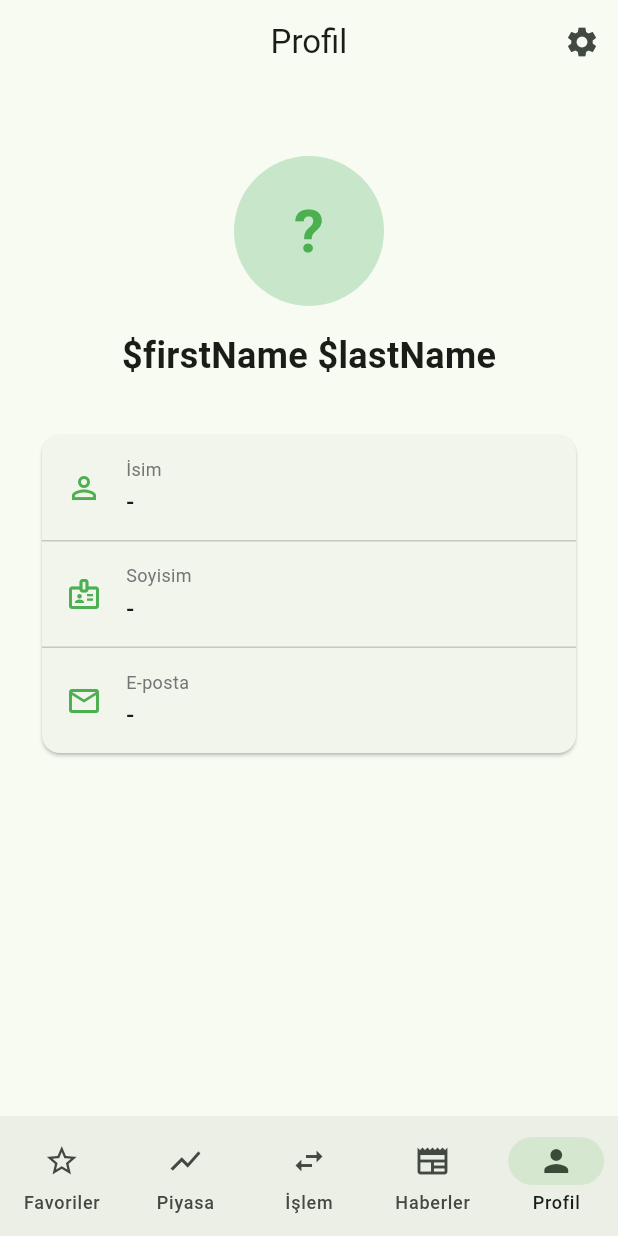
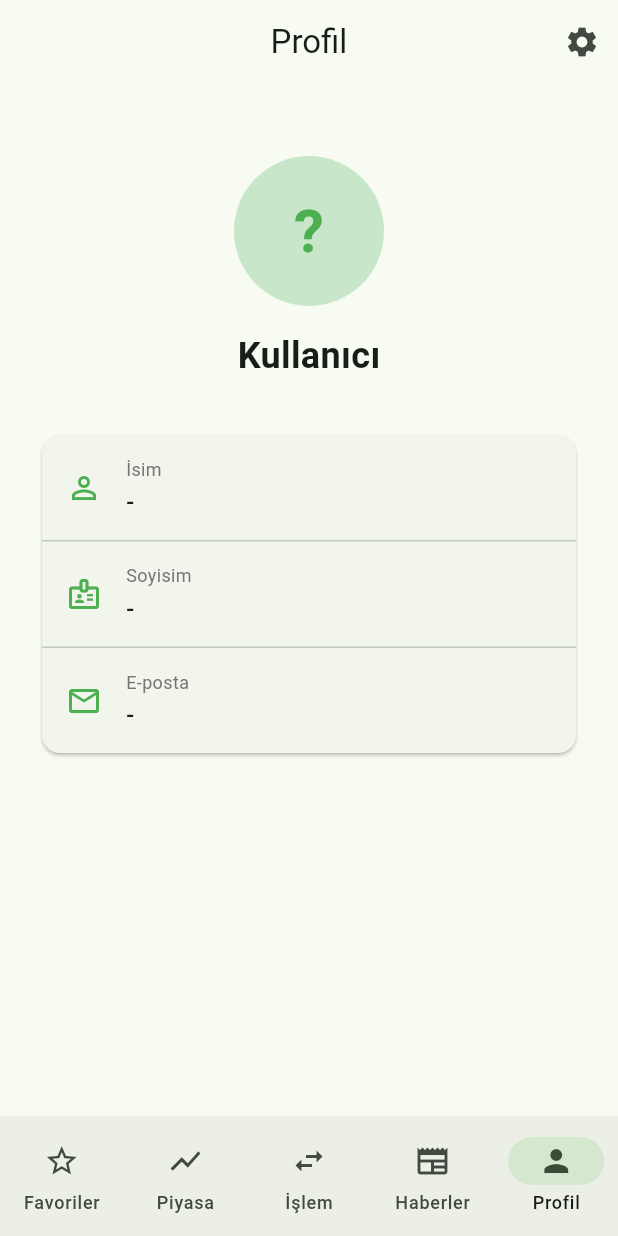
Before and after one commit to Eray987/borsa-app, a Flutter app: the PortfolioScreen screen opened directly with empty values, item 5 of the bottom bar chosen, on a phone screen of 412 x 824 dp. Run offline on Flutter 3.47's test engine with Material 3 defaults, Android fonts, the phone set to English and light mode, and no system bars; our stand-ins replace fl_chart; network calls fail.

Commit message:
profil kısmında kullanıcı bilgileri gözüküyor

```diff
--- a/bist_mobile_app/lib/screens/portfolio_screen.dart
+++ b/bist_mobile_app/lib/screens/portfolio_screen.dart
@@ -39,7 +39,7 @@ class _PortfolioScreenState extends State<PortfolioScreen> {
       final url = Uri.parse('$baseUrl/auth/me');
       final response = await http.get(
         url,
-        headers: {'Authorization': 'Bearer \${widget.token}'},
+        headers: {'Authorization': 'Bearer ${widget.token}'},
       );
       if (response.statusCode == 200) {
         setState(() {
@@ -395,7 +395,7 @@ class _PortfolioScreenState extends State<PortfolioScreen> {
     final firstName = userInfo?['first_name'] ?? '';
     final lastName = userInfo?['last_name'] ?? '';
     final email = userInfo?['email'] ?? '';
-    final fullName = '\$firstName \$lastName'.trim();
+    final fullName = '$firstName $lastName'.trim();
 
     return RefreshIndicator(
       onRefresh: fetchUserInfo,
```
